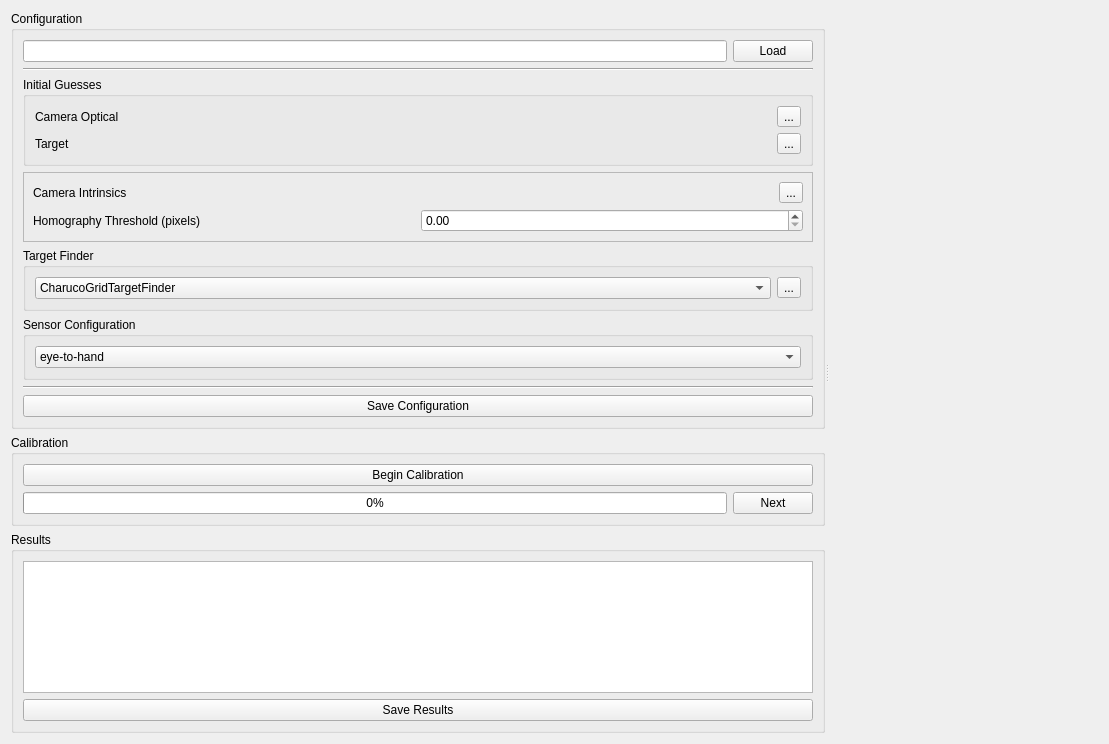
Qt form widget/src/ic_widget.ui (marip8/industrial_calibration) before a commit.
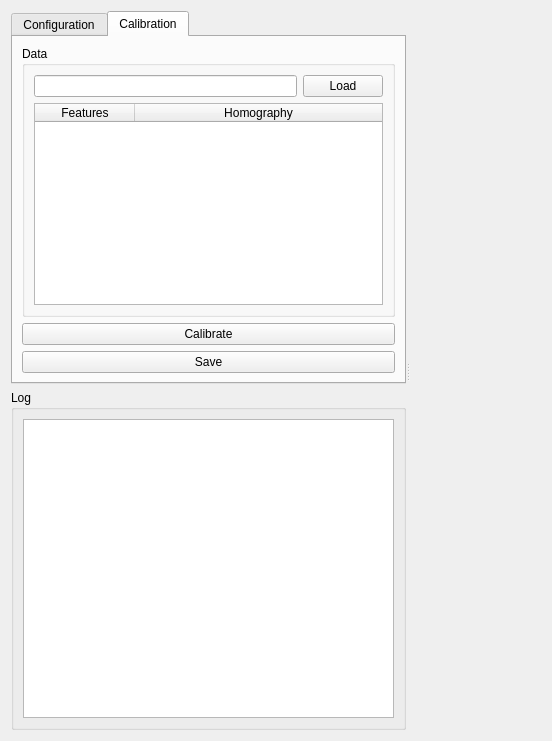
The same form after that commit. The open tabs and pages were chosen to show the change. Custom widgets are drawn as their Qt base class.

Diff of the .ui file:
```diff
--- a/widget/src/ic_widget.ui
+++ b/widget/src/ic_widget.ui
@@ -6,8 +6,8 @@
    <rect>
     <x>0</x>
     <y>0</y>
-    <width>1109</width>
-    <height>744</height>
+    <width>552</width>
+    <height>741</height>
    </rect>
   </property>
   <property name="windowTitle">
@@ -22,11 +22,15 @@
      <widget class="QWidget" name="verticalLayoutWidget">
       <layout class="QVBoxLayout" name="verticalLayout_4">
        <item>
-        <widget class="QGroupBox" name="groupBox_5">
-         <property name="title">
+        <widget class="QTabWidget" name="tabWidget">
+         <property name="currentIndex">
+          <number>0</number>
+         </property>
+         <widget class="QWidget" name="tab">
+          <attribute name="title">
           <string>Configuration</string>
-         </property>
-         <layout class="QVBoxLayout" name="verticalLayout">
+          </attribute>
+          <layout class="QVBoxLayout" name="verticalLayout_5">
           <item>
            <layout class="QHBoxLayout" name="horizontalLayout">
             <item>
@@ -45,13 +49,6 @@
             </item>
            </layout>
           </item>
-          <item>
-           <widget class="Line" name="line">
-            <property name="orientation">
-             <enum>Qt::Horizontal</enum>
-            </property>
-           </widget>
-          </item>
           <item>
            <widget class="QGroupBox" name="groupBox_3">
             <property name="title">
@@ -141,6 +138,9 @@
                  <property name="maximum">
                   <double>1000000000.000000000000000</double>
                  </property>
+                  <property name="value">
+                   <double>1.000000000000000</double>
+                  </property>
                 </widget>
                </item>
               </layout>
@@ -184,26 +184,10 @@
            </widget>
           </item>
           <item>
-           <widget class="QGroupBox" name="groupBox_6">
-            <property name="title">
-             <string>Sensor Configuration</string>
-            </property>
-            <layout class="QHBoxLayout" name="horizontalLayout_10">
-             <item>
-              <widget class="QComboBox" name="sensorConfigComboBox">
-               <item>
+            <widget class="QCheckBox" name="check_box_eye_in_hand">
                 <property name="text">
-                 <string>eye-to-hand</string>
-                </property>
-               </item>
-               <item>
-                <property name="text">
-                 <string>eye-in-hand</string>
-                </property>
-               </item>
-              </widget>
-             </item>
-            </layout>
+              <string>Hand-in-eye</string>
+             </property>
            </widget>
           </item>
           <item>
@@ -214,7 +198,7 @@
            </widget>
           </item>
           <item>
-           <widget class="QPushButton" name="saveConfigPushButton">
+            <widget class="QPushButton" name="push_button_save_config">
             <property name="text">
              <string>Save Configuration</string>
             </property>
@@ -222,54 +206,104 @@
           </item>
          </layout>
         </widget>
-       </item>
-       <item>
-        <widget class="QGroupBox" name="groupBox_4">
-         <property name="title">
+         <widget class="QWidget" name="tab_2">
+          <attribute name="title">
           <string>Calibration</string>
-         </property>
-         <layout class="QVBoxLayout" name="verticalLayout_7">
+          </attribute>
+          <layout class="QVBoxLayout" name="verticalLayout_9">
           <item>
-           <widget class="QPushButton" name="beginCalibrationPushButton">
-            <property name="text">
-             <string>Begin Calibration</string>
-            </property>
-           </widget>
-          </item>
+            <widget class="QGroupBox" name="groupBox_7">
+             <property name="title">
+              <string>Data</string>
+             </property>
+             <layout class="QVBoxLayout" name="verticalLayout">
           <item>
            <layout class="QHBoxLayout" name="horizontalLayout_2">
             <item>
-             <widget class="QProgressBar" name="progressBar">
-              <property name="value">
+                 <widget class="QLineEdit" name="line_edit_data">
+                  <property name="readOnly">
+                   <bool>true</bool>
+                  </property>
+                 </widget>
+                </item>
+                <item>
+                 <widget class="QPushButton" name="push_button_load_data">
+                  <property name="text">
+                   <string>Load</string>
+                  </property>
+                 </widget>
+                </item>
+               </layout>
+              </item>
+              <item>
+               <widget class="QTableWidget" name="table_widget_data">
+                <property name="horizontalScrollBarPolicy">
+                 <enum>Qt::ScrollBarAsNeeded</enum>
+                </property>
+                <property name="sizeAdjustPolicy">
+                 <enum>QAbstractScrollArea::AdjustToContents</enum>
+                </property>
+                <property name="alternatingRowColors">
+                 <bool>true</bool>
+                </property>
+                <property name="wordWrap">
+                 <bool>false</bool>
+                </property>
+                <property name="cornerButtonEnabled">
+                 <bool>true</bool>
+                </property>
+                <property name="rowCount">
                <number>0</number>
               </property>
-             </widget>
-            </item>
+                <property name="columnCount">
+                 <number>2</number>
+                </property>
+                <attribute name="horizontalHeaderStretchLastSection">
+                 <bool>true</bool>
+                </attribute>
+                <column>
+                 <property name="text">
+                  <string>Features</string>
+                 </property>
+                </column>
+                <column>
+                 <property name="text">
+                  <string>Homography</string>
+                 </property>
+                </column>
+               </widget>
+              </item>
+             </layout>
+            </widget>
+           </item>
             <item>
-             <widget class="QPushButton" name="nextPushButton">
+            <widget class="QPushButton" name="push_button_calibrate">
               <property name="text">
-               <string>Next</string>
+              <string>Calibrate</string>
               </property>
              </widget>
             </item>
-           </layout>
-          </item>
-         </layout>
+           <item>
+            <widget class="QPushButton" name="push_button_save">
+             <property name="text">
+              <string>Save</string>
+             </property>
+            </widget>
+           </item>
+          </layout>
+         </widget>
         </widget>
        </item>
        <item>
         <widget class="QGroupBox" name="groupBox">
          <property name="title">
-          <string>Results</string>
+          <string>Log</string>
          </property>
          <layout class="QVBoxLayout" name="verticalLayout_2">
           <item>
-           <widget class="QTextEdit" name="textEditLog"/>
-          </item>
-          <item>
-           <widget class="QPushButton" name="saveResultsPushButton">
-            <property name="text">
-             <string>Save Results</string>
+           <widget class="QTextEdit" name="text_edit_log">
+            <property name="readOnly">
+             <bool>true</bool>
             </property>
            </widget>
           </item>
```
Left out of the diff: 16 changed lines with no effect on the pictures. Lines whose indentation alone changed are shown as unchanged.
